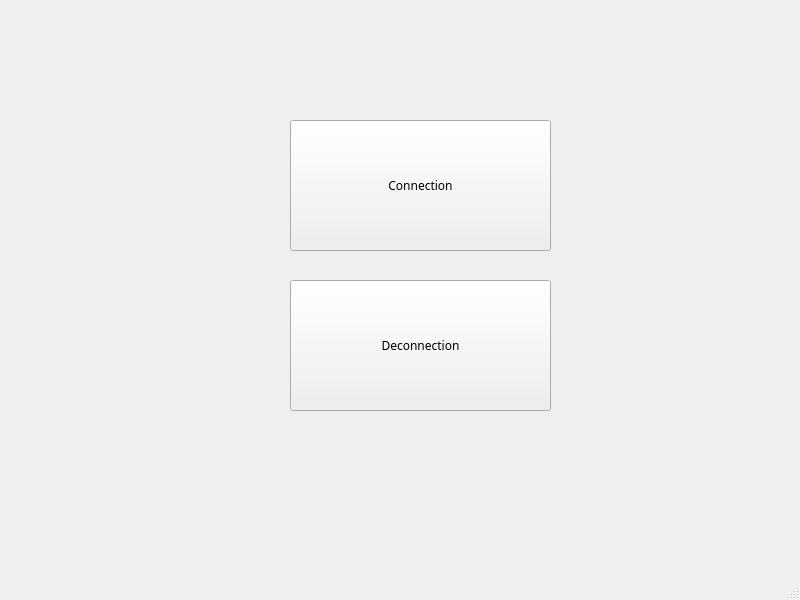
This is WifiBot/mainwindow.ui in Guimhoff/WifiBot as Qt 5 draws it before an edit. The edited form follows.
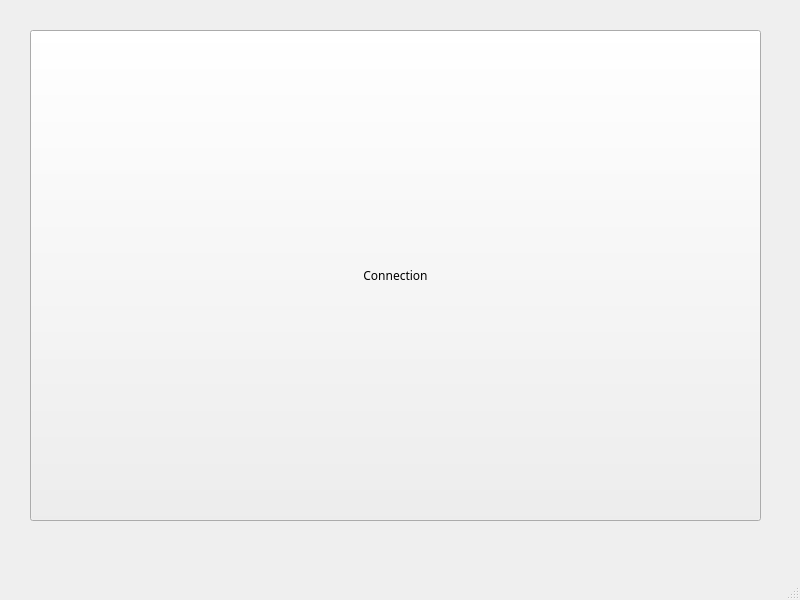
This is the edited form.

```diff
--- a/WifiBot/mainwindow.ui
+++ b/WifiBot/mainwindow.ui
@@ -17,10 +17,10 @@
    <widget class="QPushButton" name="Connection">
     <property name="geometry">
      <rect>
-      <x>290</x>
-      <y>120</y>
-      <width>261</width>
-      <height>131</height>
+      <x>30</x>
+      <y>30</y>
+      <width>731</width>
+      <height>491</height>
      </rect>
     </property>
     <property name="font">
@@ -32,34 +32,6 @@
      <string>Connection</string>
     </property>
    </widget>
-   <widget class="QPushButton" name="Disconnection">
-    <property name="geometry">
-     <rect>
-      <x>290</x>
-      <y>280</y>
-      <width>261</width>
-      <height>131</height>
-     </rect>
-    </property>
-    <property name="font">
-     <font>
-      <family>8514oem</family>
-     </font>
-    </property>
-    <property name="text">
-     <string>Deconnection</string>
-    </property>
-   </widget>
-  </widget>
-  <widget class="QMenuBar" name="menubar">
-   <property name="geometry">
-    <rect>
-     <x>0</x>
-     <y>0</y>
-     <width>800</width>
-     <height>21</height>
-    </rect>
-   </property>
   </widget>
   <widget class="QStatusBar" name="statusbar"/>
  </widget>
```
